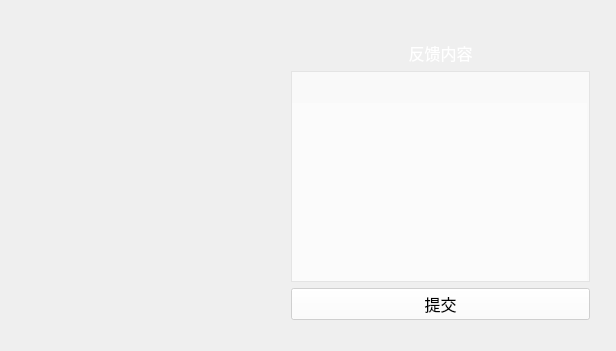
Above: SLGGame/Feedback/feedback.ui from weimingtom/fdux-slg-game before the change. Below: the same form after it.
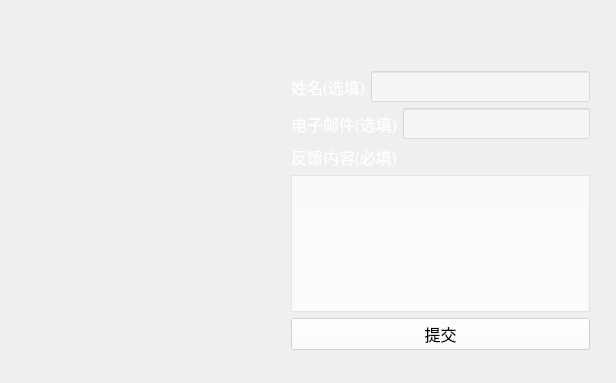
That is the form after the change. Icons and pictures are not drawn.

Commit message: 完成意见反馈界面

```diff
--- a/SLGGame/Feedback/feedback.ui
+++ b/SLGGame/Feedback/feedback.ui
@@ -7,19 +7,19 @@
     <x>0</x>
     <y>0</y>
     <width>616</width>
-    <height>351</height>
+    <height>383</height>
    </rect>
   </property>
   <property name="minimumSize">
    <size>
     <width>616</width>
-    <height>351</height>
+    <height>383</height>
    </size>
   </property>
   <property name="maximumSize">
    <size>
     <width>616</width>
-    <height>351</height>
+    <height>383</height>
    </size>
   </property>
   <property name="font">
@@ -39,12 +39,72 @@
     <property name="geometry">
      <rect>
       <x>280</x>
-      <y>30</y>
+      <y>60</y>
       <width>321</width>
       <height>301</height>
      </rect>
     </property>
     <layout class="QVBoxLayout" name="verticalLayout">
+     <item>
+      <layout class="QHBoxLayout" name="horizontalLayout">
+       <item>
+        <widget class="QLabel" name="label_2">
+         <property name="styleSheet">
+          <string notr="true">QLabel{
+	font: 75 12pt &quot;微软雅黑&quot;;
+	
+	color: rgb(255, 255, 255);
+}</string>
+         </property>
+         <property name="text">
+          <string>姓名(选填)</string>
+         </property>
+        </widget>
+       </item>
+       <item>
+        <widget class="QLineEdit" name="nameEdit">
+         <property name="styleSheet">
+          <string notr="true">QLineEdit{
+	font: 75 12pt &quot;微软雅黑&quot;;
+	
+	color: rgb(0, 0, 0);
+    background-color: rgba(255, 255, 255, 40%)
+}</string>
+         </property>
+        </widget>
+       </item>
+      </layout>
+     </item>
+     <item>
+      <layout class="QHBoxLayout" name="horizontalLayout_2">
+       <item>
+        <widget class="QLabel" name="label_3">
+         <property name="styleSheet">
+          <string notr="true">QLabel{
+	font: 75 12pt &quot;微软雅黑&quot;;
+	
+	color: rgb(255, 255, 255);
+}</string>
+         </property>
+         <property name="text">
+          <string>电子邮件(选填)</string>
+         </property>
+        </widget>
+       </item>
+       <item>
+        <widget class="QLineEdit" name="emailEdit">
+         <property name="styleSheet">
+          <string notr="true">QLineEdit{
+	font: 75 12pt &quot;微软雅黑&quot;;
+	
+	color: rgb(0, 0, 0);
+    background-color: rgba(255, 255, 255, 40%)
+}</string>
+         </property>
+        </widget>
+       </item>
+      </layout>
+     </item>
      <item>
       <widget class="QLabel" name="label">
        <property name="font">
@@ -64,10 +124,10 @@
 }</string>
        </property>
        <property name="text">
-        <string>反馈内容</string>
+        <string>反馈内容(必填)</string>
        </property>
        <property name="alignment">
-        <set>Qt::AlignCenter</set>
+        <set>Qt::AlignLeading|Qt::AlignLeft|Qt::AlignVCenter</set>
        </property>
       </widget>
      </item>
```
Left out of the diff: 6 changed lines with no effect on the pictures. The commit also changes 6 other files.
